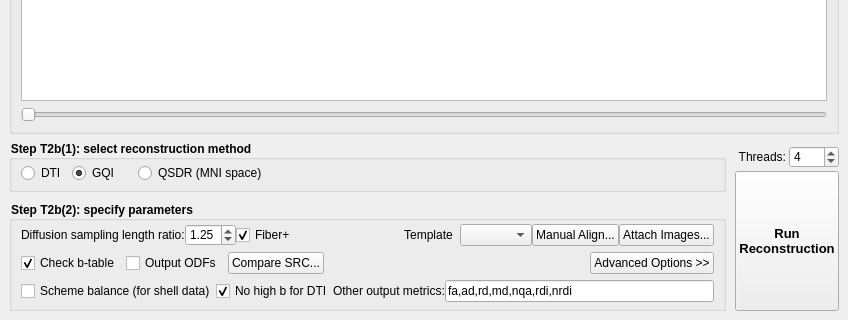
First picture: the form in reconstruction/reconstruction_window.ui, repository frankyeh/DSI-Studio, before the edit; both pictures show x 0 to 848 and y 386 to 706 of the 848 by 706 pixel window.
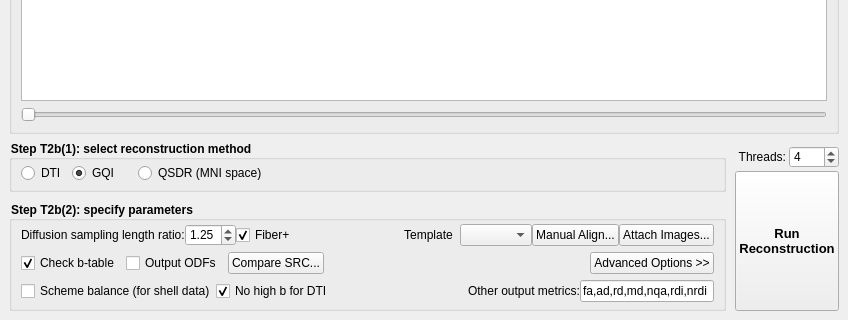
Second picture: the form after the edit. Icons and pictures are not drawn.

What changed in the file:
```diff
--- a/reconstruction/reconstruction_window.ui
+++ b/reconstruction/reconstruction_window.ui
@@ -897,6 +897,19 @@
                       </property>
                      </widget>
                     </item>
+                    <item>
+                     <spacer name="horizontalSpacer">
+                      <property name="orientation">
+                       <enum>Qt::Horizontal</enum>
+                      </property>
+                      <property name="sizeHint" stdset="0">
+                       <size>
+                        <width>40</width>
+                        <height>20</height>
+                       </size>
+                      </property>
+                     </spacer>
+                    </item>
                     <item>
                      <widget class="QLabel" name="label">
                       <property name="toolTip">
```
Left out of the diff: 3 changed lines with no effect on the pictures. Lines whose indentation alone changed are shown as unchanged.
